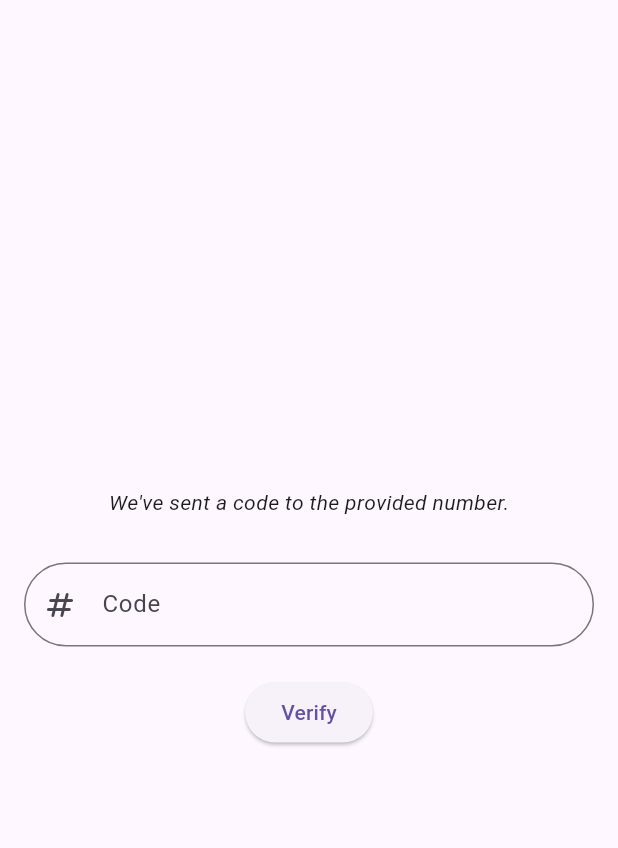
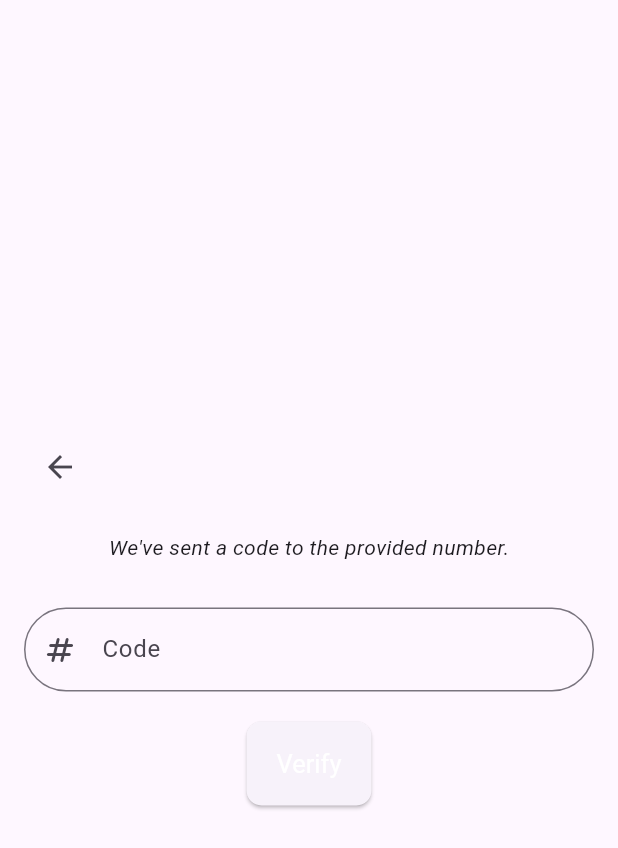
Before and after one commit to Chris24th/SSHv1, a Flutter app: the screen it shows after launch, item 4 of the bottom bar chosen, after a tap on "Logout", after a tap on "Login", on a phone screen of 412 x 824 dp. Shown: the top 848 px of the screen. Run offline on Flutter 3.47's test engine with Material 3 defaults, Android fonts, the phone set to English and light mode, and no system bars; our stand-ins replace sqflite; accounts and stored records are empty.

Commit message:
second commit

```diff
--- a/lib/MyHomePage.dart
+++ b/lib/MyHomePage.dart
@@ -19,14 +19,13 @@ class _MyHomePageState extends State<MyHomePage> {
     HomePage(),
     TempPage(),
     SmokePage(),
-    SettingsPage(),
+    const SettingsPage(),
   ];
 
   @override
   Widget build(BuildContext context) {
     SharedData sharedData = context.watch<SharedData>();
     return Scaffold(
-      backgroundColor: sharedData.isNightMode ? Colors.black87 : Colors.white,
       appBar: AppBar(
         title: Row(
             mainAxisAlignment: MainAxisAlignment.center,
@@ -37,16 +36,16 @@ class _MyHomePageState extends State<MyHomePage> {
                 color: context.watch<SharedData>().isNightMode
                     ? Colors.white70
                     : Colors.black54,
-                size: 60,
+                size: 70,
               ),
-              SizedBox(width: 15),
+              const SizedBox(width: 15),
               RichText(
                 text: TextSpan(
                   style: TextStyle(
-                    fontSize: 15,
+                    fontSize: 18,
                     color: sharedData.isNightMode ? Colors.white : Colors.black,
                   ),
-                  children: <TextSpan>[
+                  children: const <TextSpan>[
                     TextSpan(
                       text: 'S',
                       style: TextStyle(
@@ -72,10 +71,8 @@ class _MyHomePageState extends State<MyHomePage> {
                 ),
               )
             ]),
-        toolbarHeight: 80,
+        toolbarHeight: 100,
         // backgroundColor: sharedData.isNightMode ? Colors.teal : Colors.orange,
-        backgroundColor: Colors.transparent,
-        elevation: 0, // Remove the shadow
       ),
       body: _pages[_currentIndex],
       bottomNavigationBar: BottomNavigationBar(
@@ -85,7 +82,7 @@ class _MyHomePageState extends State<MyHomePage> {
             _currentIndex = index;
           });
         },
-        items: [
+        items: const [
           BottomNavigationBarItem(
             icon: Icon(Icons.home_outlined),
             label: 'Home',
@@ -105,7 +102,7 @@ class _MyHomePageState extends State<MyHomePage> {
         ],
         backgroundColor: Colors.transparent,
         selectedItemColor:
-            sharedData.isNightMode ? Colors.tealAccent : Colors.orange,
+            sharedData.isNightMode ? Colors.tealAccent : Colors.orangeAccent,
         unselectedItemColor: sharedData.isNightMode
             ? Colors.tealAccent.shade100
             : Colors.orangeAccent.shade100,
--- a/lib/Pages/ContactPage.dart
+++ b/lib/Pages/ContactPage.dart
@@ -1,6 +1,4 @@
 import 'package:flutter/material.dart';
-
-import '../MyHomePage.dart';
 
 class ContactPage extends StatefulWidget {
   const ContactPage({super.key});
@@ -19,29 +17,24 @@ class _ContactPageState extends State<ContactPage> {
             mainAxisAlignment: MainAxisAlignment.center,
             crossAxisAlignment: CrossAxisAlignment.start,
             children: [
-              TextButton(
-                  onPressed: () {
-                    Navigator.pushReplacement(
-                      context,
-                      MaterialPageRoute(builder: (context) => MyHomePage()),
-                    );
-                  },
-                  child: const Icon(Icons.arrow_back_rounded)),
-              Column(
+              BackButton(onPressed: () {
+                Navigator.pop(context);
+              }),
+              const Column(
                 mainAxisAlignment: MainAxisAlignment.center,
                 children: [
                   Text("Contact Us",
                       style:
                           TextStyle(fontSize: 20, fontWeight: FontWeight.bold)),
-                  const SizedBox(height: 20),
-                  const Text("Email: brocode.noreply@gmail.com\n"),
-                  const Text("Mobile no.: 09123456789"),
-                  const SizedBox(height: 50),
+                  SizedBox(height: 20),
+                  Text("Email: brocode.noreply@gmail.com\n"),
+                  Text("Mobile no.: 09123456789"),
+                  SizedBox(height: 50),
                   Text("About Us",
                       style:
                           TextStyle(fontSize: 20, fontWeight: FontWeight.bold)),
-                  const SizedBox(height: 20),
-                  const Text(
+                  SizedBox(height: 20),
+                  Text(
                       "We are Team BroCode. Our aim is to enhance construction safety by implementing Smart Safety Helmet. Through this Mobile App, users can monitor the data collected from the sensors integrated to the Smart Safety Helmet.",
                       textAlign: TextAlign.center),
                 ],
--- a/lib/Pages/HomePage.dart
+++ b/lib/Pages/HomePage.dart
@@ -4,12 +4,64 @@ class HomePage extends StatelessWidget {
   @override
   Widget build(BuildContext context) {
     return Material(
-        child: Center(
+        child: Container(
+      padding: EdgeInsets.all(20),
+      width: double.infinity,
+      color: Colors.transparent,
       child: Column(
           crossAxisAlignment: CrossAxisAlignment.center,
           mainAxisAlignment: MainAxisAlignment.center,
           children: [
-            Text('Home Page'),
+            Expanded(
+                flex: 5,
+                child: Container(
+                    padding: EdgeInsets.all(10),
+                    margin: EdgeInsets.only(bottom: 5),
+                    width: double.maxFinite,
+                    decoration: BoxDecoration(
+                      borderRadius: BorderRadius.circular(10),
+                      border: Border.all(
+                        color: Colors.grey,
+                        width: 1,
+                      ),
+                    ),
+                    child: const Text("ESP32-CAM"))),
+            Expanded(
+                flex: 3,
+                child: Row(
+                  mainAxisAlignment: MainAxisAlignment.spaceEvenly,
+                  children: [
+                    Expanded(
+                      child: Container(
+                        height: double.maxFinite,
+                        padding: EdgeInsets.all(10),
+                        margin: EdgeInsets.only(right: 5),
+                        decoration: BoxDecoration(
+                          borderRadius: BorderRadius.circular(10),
+                          border: Border.all(
+                            color: Colors.grey,
+                            width: 1,
+                          ),
+                        ),
+                        child: const Text("TEMPERATURE"),
+                      ),
+                    ),
+                    Expanded(
+                      child: Container(
+                        height: double.maxFinite,
+                        padding: EdgeInsets.all(10),
+                        decoration: BoxDecoration(
+                          borderRadius: BorderRadius.circular(10),
+                          border: Border.all(
+                            color: Colors.grey,
+                            width: 1,
+                          ),
+                        ),
+                        child: const Text("SMOKE"),
+                      ),
+                    ),
+                  ],
+                ))
           ]),
     ));
   }
--- a/lib/Pages/Login.dart
+++ b/lib/Pages/Login.dart
@@ -1,5 +1,7 @@
 import 'package:flutter/material.dart';
+import 'package:provider/provider.dart';
 
+import '../MyHomePage.dart';
 import 'Verify.dart';
 
 class LoginPage extends StatefulWidget {
@@ -15,9 +17,54 @@ class _LoginPageState extends State<LoginPage> {
   Widget build(BuildContext context) {
     return Scaffold(
       appBar: AppBar(
-        title: Text('Login Page'),
-        backgroundColor: Colors.transparent,
-        elevation: 0,
+        title: Row(
+            mainAxisAlignment: MainAxisAlignment.center,
+            crossAxisAlignment: CrossAxisAlignment.center,
+            children: [
+              Icon(
+                Icons.account_circle,
+                color: context.watch<SharedData>().isNightMode
+                    ? Colors.white70
+                    : Colors.black54,
+                size: 70,
+              ),
+              const SizedBox(width: 15),
+              RichText(
+                text: TextSpan(
+                  style: TextStyle(
+                    fontSize: 18,
+                    color: context.watch<SharedData>().isNightMode
+                        ? Colors.white
+                        : Colors.black,
+                  ),
+                  children: <TextSpan>[
+                    TextSpan(
+                      text: 'S',
+                      style: TextStyle(
+                        fontWeight: FontWeight.bold,
+                      ),
+                    ),
+                    TextSpan(text: 'mart\n'),
+                    TextSpan(
+                      text: 'S',
+                      style: TextStyle(
+                        fontWeight: FontWeight.bold,
+                      ),
+                    ),
+                    TextSpan(text: 'afety\n'),
+                    TextSpan(
+                      text: 'H',
+                      style: TextStyle(
+                        fontWeight: FontWeight.bold,
+                      ),
+                    ),
+                    TextSpan(text: 'elmet'),
+                  ],
+                ),
+              )
+            ]),
+        toolbarHeight: 100,
+        // backgroundColor: sharedData.isNightMode ? Colors.teal : Colors.orange,
       ),
       body: Padding(
         padding: const EdgeInsets.all(16.0),
@@ -26,20 +73,20 @@ class _LoginPageState extends State<LoginPage> {
           children: [
             // Your logo or header here
 
-            SizedBox(height: 20),
+            const SizedBox(height: 20),
 
             // Email text field
             TextField(
               decoration: InputDecoration(
                 labelText: 'Phone number',
                 hintText: 'Enter your 11-digit phone number',
-                prefixIcon: Icon(Icons.phone_android),
+                prefixIcon: const Icon(Icons.phone_android),
                 border: OutlineInputBorder(
                   borderRadius: BorderRadius.circular(30.0),
                 ),
               ),
             ),
-            SizedBox(height: 20),
+            const SizedBox(height: 20),
 
             GestureDetector(
               onTap: () {
@@ -58,7 +105,7 @@ class _LoginPageState extends State<LoginPage> {
                       });
                     },
                   ),
-                  Text('Keep me logged in'),
+                  const Text('Keep me logged in'),
                 ],
               ),
             ),
@@ -69,10 +116,10 @@ class _LoginPageState extends State<LoginPage> {
               onPressed: () {
                 Navigator.pushReplacement(
                   context,
-                  MaterialPageRoute(builder: (context) => VerifyPage()),
+                  MaterialPageRoute(builder: (context) => const VerifyPage()),
                 );
               },
-              child: Text('Login'),
+              child: const Text('Login'),
             ),
           ],
         ),
--- a/lib/Pages/Settings.dart
+++ b/lib/Pages/Settings.dart
@@ -32,7 +32,7 @@ class _SettingsPageState extends State<SettingsPage> {
               onPressed: () {
                 Navigator.pushReplacement(
                   context,
-                  MaterialPageRoute(builder: (context) => LoginPage()),
+                  MaterialPageRoute(builder: (context) => const LoginPage()),
                 );
               },
             )
@@ -49,7 +49,7 @@ class _SettingsPageState extends State<SettingsPage> {
               'Night Mode',
               style: TextStyle(fontSize: 18),
             ),
-            SizedBox(height: 20),
+            const SizedBox(height: 20),
             Switch(
               activeColor: Colors.tealAccent,
               value: context.watch<SharedData>().isNightMode,
@@ -63,9 +63,10 @@ class _SettingsPageState extends State<SettingsPage> {
         TextButton(
             child: const Text('Contact Us'),
             onPressed: () => {
-                  Navigator.pushReplacement(
+                  Navigator.push(
                     context,
-                    MaterialPageRoute(builder: (context) => ContactPage()),
+                    MaterialPageRoute(
+                        builder: (context) => const ContactPage()),
                   )
                 })
       ],
--- a/lib/Pages/Verify.dart
+++ b/lib/Pages/Verify.dart
@@ -1,4 +1,5 @@
 import 'package:flutter/material.dart';
+import 'package:sshv1/Pages/Login.dart';
 
 import '../MyHomePage.dart';
 
@@ -12,23 +13,33 @@ class VerifyPage extends StatelessWidget {
         padding: const EdgeInsets.all(16.0),
         child: Column(
           mainAxisAlignment: MainAxisAlignment.center,
+          crossAxisAlignment: CrossAxisAlignment.start,
+          children: [
+            BackButton(
+              onPressed: () {
+                Navigator.pushReplacement(context,
+                    MaterialPageRoute(builder: (context) => const LoginPage()));
+              },
+            ),
+            Column(
+              mainAxisAlignment: MainAxisAlignment.center,
               children: [
                 const Text(
-              "We've sent a code to the provided number.",
+                  "\nWe've sent a code to the provided number.",
                   style: TextStyle(fontStyle: FontStyle.italic),
                 ),
                 const SizedBox(height: 30),
                 TextField(
                   decoration: InputDecoration(
                     labelText: 'Code',
-                hintText: 'Enter the sent code',
-                prefixIcon: Icon(Icons.numbers_rounded),
+                    hintText: 'Enter the code',
+                    prefixIcon: const Icon(Icons.numbers_rounded),
                     border: OutlineInputBorder(
                       borderRadius: BorderRadius.circular(30.0),
                     ),
                   ),
                 ),
-            SizedBox(height: 20),
+                const SizedBox(height: 20),
                 ElevatedButton(
                   onPressed: () {
                     Navigator.pushReplacement(
@@ -36,7 +47,9 @@ class VerifyPage extends StatelessWidget {
                       MaterialPageRoute(builder: (context) => MyHomePage()),
                     );
                   },
-              child: Text('Verify'),
+                  child: const Text('Verify'),
+                ),
+              ],
             ),
           ],
         ),
--- a/lib/main.dart
+++ b/lib/main.dart
@@ -25,6 +25,22 @@ class MyApp extends StatelessWidget {
           brightness: context.watch<SharedData>().isNightMode
               ? Brightness.dark
               : Brightness.light,
+          appBarTheme: AppBarTheme(
+              backgroundColor: Colors.transparent,
+              foregroundColor: context.watch<SharedData>().isNightMode
+                  ? Colors.white
+                  : Colors.black87,
+              elevation: 0),
+          elevatedButtonTheme: ElevatedButtonThemeData(
+            style: ElevatedButton.styleFrom(
+                foregroundColor: Colors.white,
+                textStyle: const TextStyle(fontSize: 17),
+                shape: RoundedRectangleBorder(
+                  borderRadius: BorderRadius.circular(10),
+                ),
+                padding:
+                    const EdgeInsets.symmetric(horizontal: 20, vertical: 18)),
+          ),
         ),
         home: MyHomePage()
         // LoginPage(),
```
Lines whose indentation alone changed are shown as unchanged.
